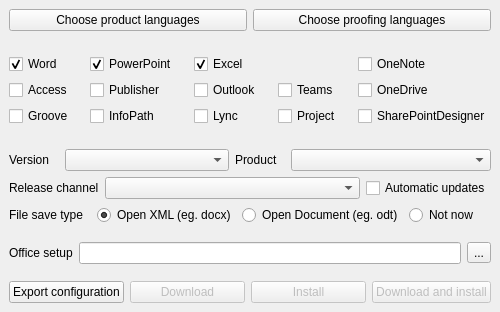
Old version of the form src/installer.ui in the repository Fantazzj/MS-office-installer-Qt.
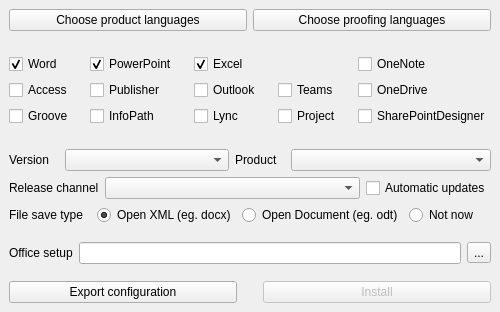
New version of the form.

Commit message: only install button

Patch:
```diff
--- a/src/installer.ui
+++ b/src/installer.ui
@@ -618,17 +618,20 @@
        </widget>
       </item>
       <item>
-       <widget class="QPushButton" name="pushButtonDownload">
-        <property name="enabled">
-         <bool>false</bool>
+       <spacer name="horizontalSpacer">
+        <property name="orientation">
+         <enum>Qt::Horizontal</enum>
         </property>
-        <property name="locale">
-         <locale language="English" country="UnitedStates"/>
+        <property name="sizeType">
+         <enum>QSizePolicy::Preferred</enum>
         </property>
-        <property name="text">
-         <string>Download</string>
+        <property name="sizeHint" stdset="0">
+         <size>
+          <width>20</width>
+          <height>20</height>
+         </size>
         </property>
-       </widget>
+       </spacer>
       </item>
       <item>
        <widget class="QPushButton" name="pushButtonInstall">
@@ -643,19 +646,6 @@
         </property>
        </widget>
       </item>
-      <item>
-       <widget class="QPushButton" name="pushButtonDownloadAndInstall">
-        <property name="enabled">
-         <bool>false</bool>
-        </property>
-        <property name="locale">
-         <locale language="English" country="UnitedStates"/>
-        </property>
-        <property name="text">
-         <string>Download and install</string>
-        </property>
-       </widget>
-      </item>
      </layout>
     </item>
    </layout>
```
Left out of the diff: 2 changed lines with no effect on the pictures. The commit also changes 2 other files.
